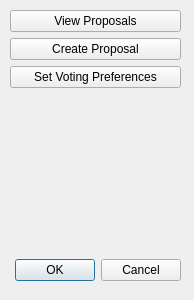
The window that src/qt/forms/votingdialog.ui (davidlatapie/HyperStake) describes before a commit, drawn with Qt 5.
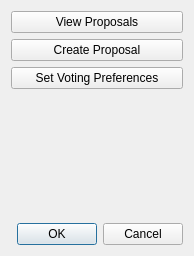
The same window after the commit.

Patch:
```diff
--- a/src/qt/forms/votingdialog.ui
+++ b/src/qt/forms/votingdialog.ui
@@ -7,21 +7,12 @@
     <x>0</x>
     <y>0</y>
     <width>194</width>
-    <height>300</height>
+    <height>256</height>
    </rect>
   </property>
   <property name="windowTitle">
    <string>HyperStake Voting System</string>
   </property>
-  <widget class="QWidget" name="verticalLayoutWidget">
-   <property name="geometry">
-    <rect>
-     <x>10</x>
-     <y>10</y>
-     <width>171</width>
-     <height>271</height>
-    </rect>
-   </property>
    <layout class="QVBoxLayout" name="verticalLayout">
     <item>
      <widget class="QPushButton" name="button_ViewProposals">
@@ -52,7 +43,7 @@
       <property name="sizeHint" stdset="0">
        <size>
         <width>20</width>
-        <height>40</height>
+       <height>103</height>
        </size>
       </property>
      </spacer>
@@ -68,7 +59,6 @@
      </widget>
     </item>
    </layout>
-  </widget>
  </widget>
  <resources/>
  <connections>
```
Lines whose indentation alone changed are shown as unchanged.
